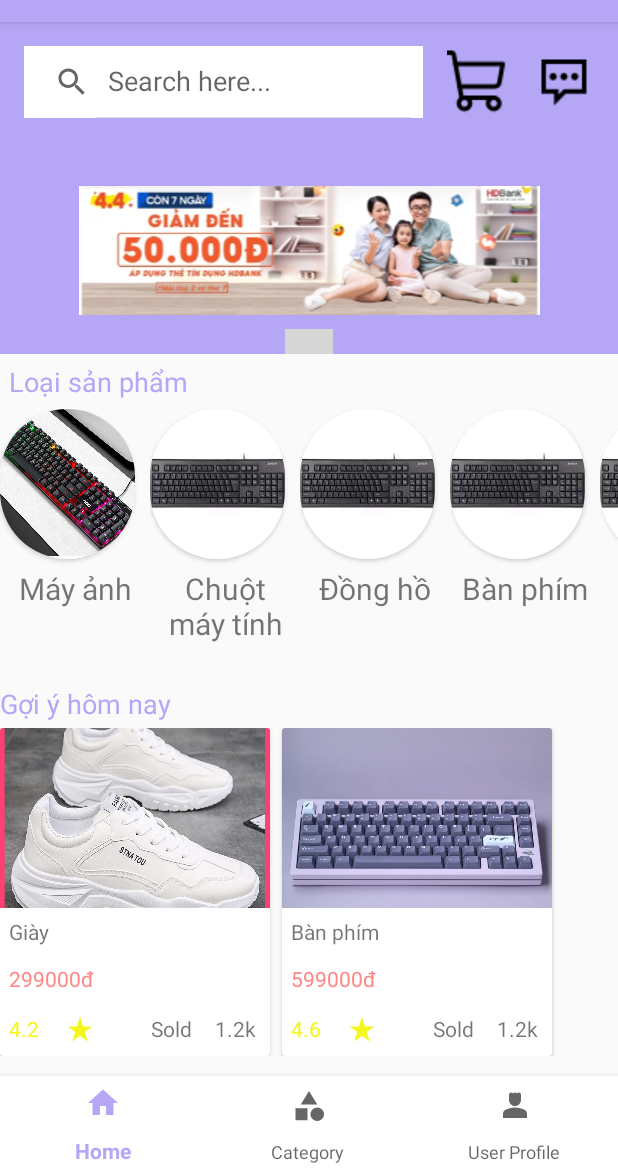
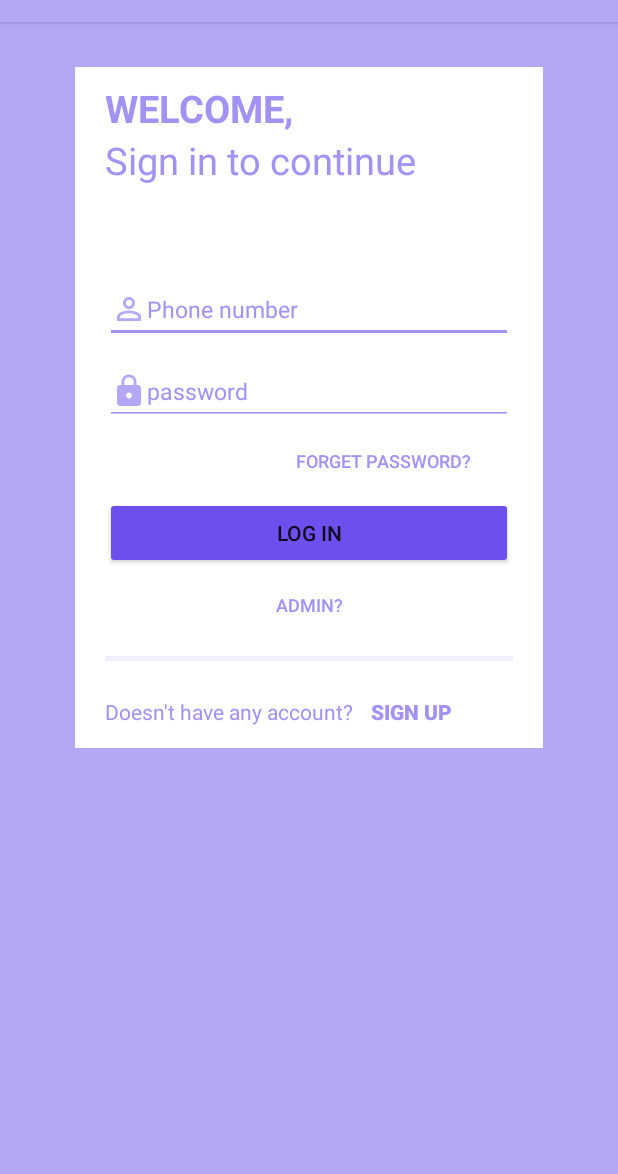
Before and after one commit to KhanhAn-coder/Final_Project, an Android app: the screen it shows after launch (HomePage before the commit, SignIn after it), on a phone screen of 412 x 824 dp, the part 62-1236 px from its top. Run offline under Robolectric (Android 15) with nearby library versions, the phone set to English and light mode, and no system bars; our stand-ins replace Firebase (no records; nobody signed in at launch, a user with empty details on screens opened directly); plain views replace CircleIndicator; grey boxes are pictures that could not be loaded.

Commit message:
Trang admin thêm product và thêm product lên firebase.

```diff
--- a/app/src/main/java/com/example/a51900475_51900798_finalproject/HomePage.java
+++ b/app/src/main/java/com/example/a51900475_51900798_finalproject/HomePage.java
@@ -88,14 +88,14 @@ public class HomePage extends AppCompatActivity {
 
         //Các category, sản phẩm
 
-        recyclerView_Category = findViewById(R.id.recyclerView_Category);
-        categoryAdapter = new CategoryAdapter(this);
-
-        LinearLayoutManager linearLayoutManager = new LinearLayoutManager(this, RecyclerView.VERTICAL, false);
-        recyclerView_Category.setLayoutManager(linearLayoutManager);
-
-        categoryAdapter.setData(getListCategory());
-        recyclerView_Category.setAdapter(categoryAdapter);
+//        recyclerView_Category = findViewById(R.id.recyclerView_Category);
+//        categoryAdapter = new CategoryAdapter(this);
+//
+//        LinearLayoutManager linearLayoutManager = new LinearLayoutManager(this, RecyclerView.VERTICAL, false);
+//        recyclerView_Category.setLayoutManager(linearLayoutManager);
+//
+//        categoryAdapter.setData(getListCategory());
+//        recyclerView_Category.setAdapter(categoryAdapter);
 
         // Các loại sản phẩm
         recyclerView_KindProduct = findViewById(R.id.recyclerView_KindProduct);
@@ -149,16 +149,16 @@ public class HomePage extends AppCompatActivity {
 
     }
 
-    private ArrayList<Category> getListCategory() {
-        ArrayList<Category> listCategory = new ArrayList<>();
-
-        ArrayList<Product> listProduct = new ArrayList<>();
-        listProduct.add(new Product("Giày",299000,4.2,1.2,R.drawable.sneaker1,"mouse"));
-        listProduct.add(new Product("Bàn phím",599000,4.6,1.2,R.drawable.keyboard3, "keyboard"));
-
-        listCategory.add(new Category("Gợi ý hôm nay", listProduct));
-        return listCategory;
-    }
+//    private ArrayList<Category> getListCategory() {
+//        ArrayList<Category> listCategory = new ArrayList<>();
+//
+//        ArrayList<Product> listProduct = new ArrayList<>();
+//        listProduct.add(new Product("Giày",299000,4.2,1.2,R.drawable.sneaker1,"mouse"));
+//        listProduct.add(new Product("Bàn phím",599000,4.6,1.2,R.drawable.keyboard3, "keyboard"));
+//
+//        listCategory.add(new Category("Gợi ý hôm nay", listProduct));
+//        return listCategory;
+//    }
 
     private List<Banner> getListBanner(){
         List<Banner> list = new ArrayList<>();
--- a/app/src/main/java/product/ProductAdapter.java
+++ b/app/src/main/java/product/ProductAdapter.java
@@ -35,7 +35,7 @@ public class ProductAdapter extends RecyclerView.Adapter<ProductAdapter.ProductV
             return;
         }
 
-        holder.imageView_item.setImageResource(product.getSourceID());
+//        holder.imageView_item.setImageResource(product.getSourceID());
         holder.textView_title.setText(product.getTitle());
         holder.textView_price.setText(String.valueOf(product.getPrice())+"đ");
         holder.textView_rating.setText(String.valueOf(product.getRating()));
--- a/app/src/main/res/layout/activity_profile_user.xml
+++ b/app/src/main/res/layout/activity_profile_user.xml
@@ -24,7 +24,7 @@
             app:srcCompat="@drawable/ic_baseline_person_4_24" />
 
         <TextView
-            android:id="@+id/tvUserName"
+            android:id="@+id/profile_tv_username"
             android:textSize="20sp"
             android:layout_width="wrap_content"
             android:layout_height="wrap_content"
@@ -46,6 +46,7 @@
             android:layout_height="wrap_content"
             android:layout_weight="1"
             android:backgroundTint="@color/white"
+            android:contentDescription="xác nhận"
             app:srcCompat="@drawable/order_icon" />
         <ImageButton
             android:id="@+id/btnGetProduct"
@@ -53,6 +54,7 @@
             android:layout_height="wrap_content"
             android:layout_weight="1"
             android:backgroundTint="@color/white"
+            android:contentDescription="chờ lấy hàng"
             app:srcCompat="@drawable/box_delivery_shop_icon" />
         <ImageButton
             android:id="@+id/btnDelivery"
@@ -60,6 +62,7 @@
             android:layout_height="wrap_content"
             android:layout_weight="1"
             android:backgroundTint="@color/white"
+            android:contentDescription="đang giao"
             app:srcCompat="@drawable/delivery_truck_online_icon" />
         <ImageButton
             android:id="@+id/btnRating"
@@ -67,6 +70,7 @@
             android:layout_height="wrap_content"
             android:layout_weight="1"
             android:backgroundTint="@color/white"
+            android:contentDescription="đánh giá"
             app:srcCompat="@drawable/rating_icon" />
     </LinearLayout>
 
--- a/app/src/main/res/layout/activity_sign_in.xml
+++ b/app/src/main/res/layout/activity_sign_in.xml
@@ -70,16 +70,6 @@
             android:drawableLeft="@drawable/ic_baseline_lock_24"/>
 
         <Button
-            android:id="@+id/btnLogin"
-            android:layout_width="match_parent"
-            android:layout_height="wrap_content"
-            android:text="Log In"
-            android:layout_marginStart="20dp"
-            android:layout_marginEnd="20dp"
-            android:layout_marginTop="30dp"
-            android:backgroundTint="#6D4FED"/>
-
-        <Button
             android:id="@+id/btnForgetPassword"
             android:layout_width="wrap_content"
             android:layout_height="wrap_content"
@@ -88,6 +78,27 @@
             android:textSize="12sp"
             style="@style/Widget.AppCompat.Button.Borderless"
             android:text="forget password?" />
+
+        <Button
+            android:id="@+id/btnLogin"
+            android:layout_width="match_parent"
+            android:layout_height="wrap_content"
+            android:text="Log In"
+            android:layout_marginStart="20dp"
+            android:layout_marginEnd="20dp"
+            android:layout_marginTop="0dp"
+            android:backgroundTint="#6D4FED"/>
+
+
+        <Button
+            android:layout_gravity="center_horizontal"
+            android:id="@+id/btnAdmin"
+            android:layout_width="wrap_content"
+            android:layout_height="wrap_content"
+            android:textColor="#A491F4"
+            android:textSize="12sp"
+            style="@style/Widget.AppCompat.Button.Borderless"
+            android:text="Admin?" />
 
         <View
             android:id="@+id/divider"
@@ -125,5 +136,6 @@
                 style="@style/Widget.AppCompat.Button.Borderless"
                 android:layout_marginTop="10dp"/>
         </LinearLayout>
+
     </LinearLayout>
 </LinearLayout>
```
Also changed, not shown: app/build.gradle (+10 -1 lines), app/src/main/AndroidManifest.xml (+27 -26 lines), app/src/main/java/com/example/a51900475_51900798_finalproject/ListMouseProduct.java (+14 -14 lines), app/src/main/java/com/example/a51900475_51900798_finalproject/Pravelant/Pravelant.java (deleted, +0 -7 lines), app/src/main/java/com/example/a51900475_51900798_finalproject/ProfileUser.java (+7 -7 lines), app/src/main/java/com/example/a51900475_51900798_finalproject/SignIn.java (+36 -9 lines), app/src/main/java/product/Product.java (+12 -8 lines).
